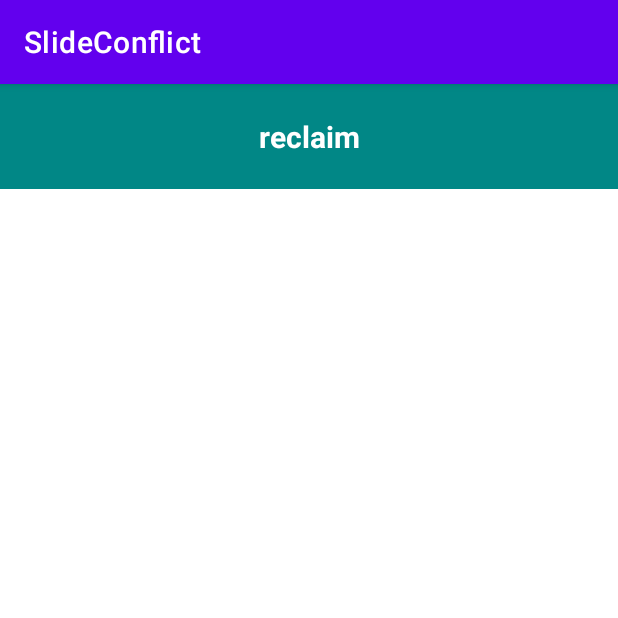
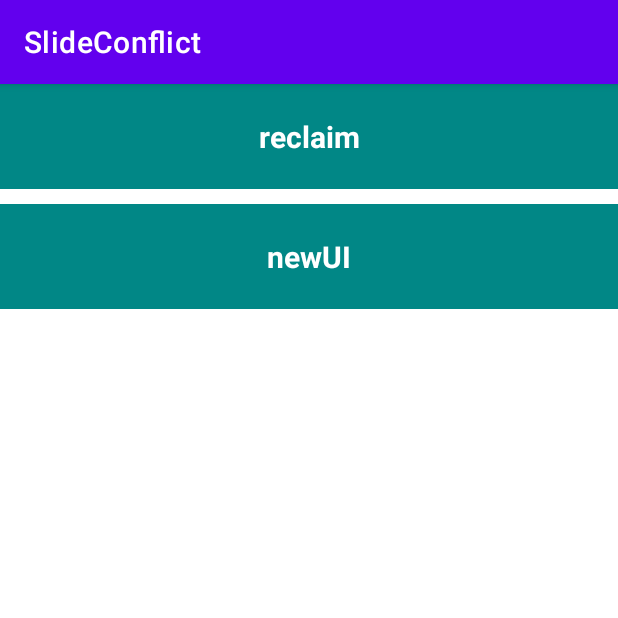
Before and after one commit to sunnnydaydev/SlideConflict, an Android app: the screen it shows after launch (MainActivity), on a phone screen of 412 x 824 dp, the top half of it. Run offline under Robolectric (Android 15) with nearby library versions, the phone set to English and light mode, and no system bars; our stand-ins replace Timber, data binding.

Commit message:
new ui demo

```diff
--- a/app/src/main/AndroidManifest.xml
+++ b/app/src/main/AndroidManifest.xml
@@ -15,6 +15,9 @@
         android:theme="@style/Theme.SlideConflict"
         tools:targetApi="31">
         <activity
+            android:name=".NewUIActivity"
+            android:exported="false" />
+        <activity
             android:name=".MainActivity"
             android:exported="true">
             <intent-filter>
@@ -23,7 +26,7 @@
                 <category android:name="android.intent.category.LAUNCHER" />
             </intent-filter>
         </activity>
-        <activity android:name=".ReclaimDemoActivity"/>
+        <activity android:name=".ReclaimDemoActivity" />
     </application>
 
 </manifest>
--- a/app/src/main/java/com/carry/slideconflict/MainActivity.kt
+++ b/app/src/main/java/com/carry/slideconflict/MainActivity.kt
@@ -20,8 +20,13 @@ class MainActivity : AppCompatActivity(), MainUIListener {
     override fun openReclaim(view: View) {
        startActivity(Intent(this,ReclaimDemoActivity::class.java))
     }
+
+    override fun openNewUI(view: View) {
+        startActivity(Intent(this,NewUIActivity::class.java))
+    }
 }
 
 interface MainUIListener {
     fun openReclaim(view: View)
+    fun openNewUI(view: View)
 }
--- a/app/src/main/res/layout/activity_main.xml
+++ b/app/src/main/res/layout/activity_main.xml
@@ -30,5 +30,21 @@
             app:layout_constraintStart_toStartOf="parent"
             app:layout_constraintTop_toTopOf="parent" />
 
+        <androidx.appcompat.widget.AppCompatTextView
+            android:layout_marginTop="10dp"
+            app:layout_constraintTop_toBottomOf="@id/reclaim"
+            android:id="@+id/newUI"
+            android:layout_width="match_parent"
+            android:layout_height="70dp"
+            android:background="@color/teal_700"
+            android:gravity="center"
+            android:onClick="@{listener::openNewUI}"
+            android:text="@string/new_ui"
+            android:textColor="@color/white"
+            android:textSize="20sp"
+            android:textStyle="bold"
+            app:layout_constraintEnd_toEndOf="parent"
+            app:layout_constraintStart_toStartOf="parent" />
+
     </androidx.constraintlayout.widget.ConstraintLayout>
 </layout>
--- a/app/src/main/res/values/strings.xml
+++ b/app/src/main/res/values/strings.xml
@@ -1,4 +1,6 @@
 <resources>
     <string name="app_name">SlideConflict</string>
     <string name="reclaim">reclaim</string>
+    <string name="new_ui">newUI</string>
+    <string name="tv_desc">非常好看的风景呀</string>
 </resources>
```
Also changed, not shown: app/src/main/java/com/carry/slideconflict/NewUIActivity.kt (added, +55 -0 lines), app/src/main/java/com/carry/slideconflict/items/NewUIItem.kt (added, +35 -0 lines), app/src/main/res/layout/activity_new_uiactivity.xml (added, +25 -0 lines), app/src/main/res/layout/item_new_ui.xml (added, +35 -0 lines), 8 other files.
